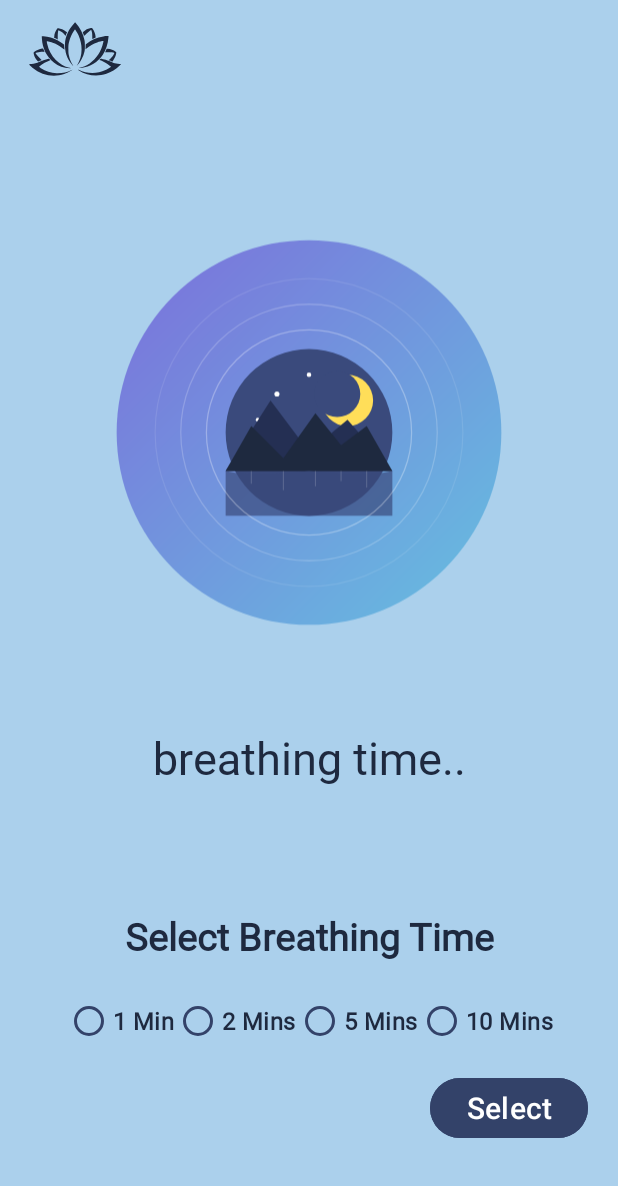
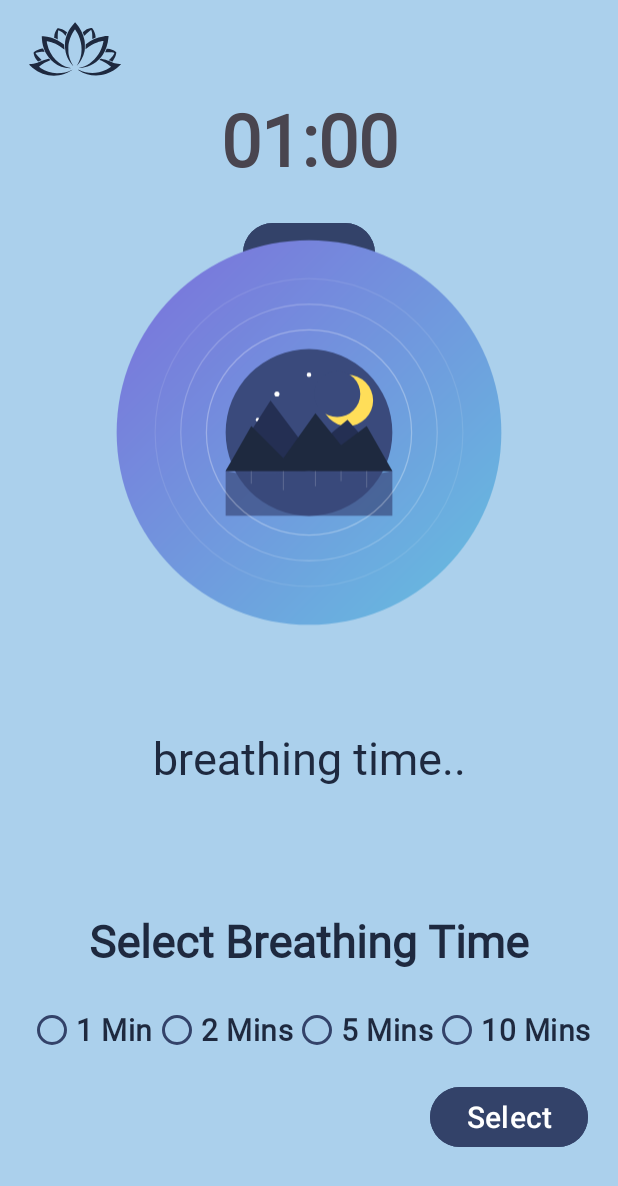
Before and after one commit to aavery0506/MADFinalApp, an Android app: the BreatheAnimation screen opened directly, with no data from a screen before it, on a phone screen of 412 x 824 dp. Shown: the top 1186 px of the screen. Run offline under Robolectric (Android 15) with nearby library versions, the phone set to English and light mode, and no system bars.

Commit message:
Working on timer function

```diff
--- a/app/build.gradle.kts
+++ b/app/build.gradle.kts
@@ -1,6 +1,7 @@
 plugins {
     alias(libs.plugins.android.application)
     alias(libs.plugins.google.gms.google.services)
+
 
 }
 
@@ -61,4 +62,8 @@
 
     // Optional: Logging interceptor for debugging
     implementation(libs.logging.interceptor)
+
+    //Navigation Component
+    implementation(libs.navigation.fragment.ktx)
+    implementation(libs.navigation.ui.ktx)
 }
--- a/app/src/main/java/com/example/selfcareapp/BreatheAnimation.java
+++ b/app/src/main/java/com/example/selfcareapp/BreatheAnimation.java
@@ -7,11 +7,14 @@
 import androidx.annotation.NonNull;
 import androidx.fragment.app.Fragment;
 
+import android.os.CountDownTimer;
 import android.view.LayoutInflater;
 import android.view.View;
 import android.view.ViewGroup;
 
 import com.example.selfcareapp.databinding.FragmentBreatheAnimationBinding;
+
+import java.util.Locale;
 
 /*TODO:
    figure out animation:
@@ -23,48 +26,19 @@
 public class BreatheAnimation extends Fragment {
     FragmentBreatheAnimationBinding binding;
     private BreatheAnimation.AnimateListener activityCallback;
-
+    private CountDownTimer countDownTimer;
+    private boolean timerRunning = false;
+    private long timeLeftInMS;
 
     public interface AnimateListener{void goHome();}
-
-    // TODO: Rename parameter arguments, choose names that match
-    // the fragment initialization parameters, e.g. ARG_ITEM_NUMBER
-    private static final String ARG_PARAM1 = "param1";
-    private static final String ARG_PARAM2 = "param2";
-
-    // TODO: Rename and change types of parameters
-    private String mParam1;
-    private String mParam2;
 
     public BreatheAnimation() {
         // Required empty public constructor
     }
 
-    /**
-     * Use this factory method to create a new instance of
-     * this fragment using the provided parameters.
-     *
-     * @param param1 Parameter 1.
-     * @param param2 Parameter 2.
-     * @return A new instance of fragment BreatheAnimation.
-     */
-    // TODO: Rename and change types and number of parameters
-    public static BreatheAnimation newInstance(String param1, String param2) {
-        BreatheAnimation fragment = new BreatheAnimation();
-        Bundle args = new Bundle();
-        args.putString(ARG_PARAM1, param1);
-        args.putString(ARG_PARAM2, param2);
-        fragment.setArguments(args);
-        return fragment;
-    }
-
     @Override
     public void onCreate(Bundle savedInstanceState) {
         super.onCreate(savedInstanceState);
-        if (getArguments() != null) {
-            mParam1 = getArguments().getString(ARG_PARAM1);
-            mParam2 = getArguments().getString(ARG_PARAM2);
-        }
 
     }
 
@@ -73,6 +47,31 @@
                              Bundle savedInstanceState) {
         // Inflate the layout for this fragment
         binding = FragmentBreatheAnimationBinding.inflate(inflater,container,false);
+        //get the selected time
+        timeLeftInMS = TimerSettings.getInstance().getSelectedTimeInMS();
+        updateCountDownText();
+
+        //start timer
+        binding.btnStartPause.setOnClickListener(new View.OnClickListener() {
+            @Override
+            public void onClick(View view) {
+                if(timerRunning){
+                    pauseTimer();
+                }else{
+                    startTimer();
+                }
+            }
+        });
+
+        //reset timer
+        binding.btnReset.setOnClickListener(new View.OnClickListener() {
+            @Override
+            public void onClick(View view) {
+                resetTimer();
+            }
+        });
+
+        //click on lotus to go home
         binding.animationLotus.setOnClickListener(new View.OnClickListener() {
             @Override
             public void onClick(View view) {
@@ -80,13 +79,69 @@
                 startActivity(intent);
             }
         });
+
+
+
         return binding.getRoot();
+    }
+
+    @Override
+    public void onStop(){
+        super.onStop();
+        if(countDownTimer != null){
+            countDownTimer.cancel();
+        }
     }
 
     @Override
     public void onDestroyView(){
         super.onDestroyView();
         binding = null;
+    }
+
+    private void updateCountDownText() {
+        int mins = (int)(timeLeftInMS/1000)/60;
+        int secs = (int)(timeLeftInMS/100)%60;
+
+        String formatedTime = String.format(Locale.getDefault(),"%02d:%02d",mins,secs);
+        binding.textViewTimer.setText(formatedTime);
+    }
+
+    private void startTimer(){
+        countDownTimer = new CountDownTimer(timeLeftInMS,1000) {
+            @Override
+            public void onTick(long msUnitlFinish) {
+                timeLeftInMS = msUnitlFinish;
+                updateCountDownText();
+            }
+
+            @Override
+            public void onFinish() {
+                timerRunning =false;
+                binding.btnStartPause.setText("Start");
+                binding.btnStartPause.setVisibility(View.INVISIBLE);
+                binding.btnReset.setVisibility(View.VISIBLE);
+
+            }
+        }.start();
+
+        timerRunning = true;
+        binding.btnStartPause.setText("Pause");
+        binding.btnReset.setVisibility(View.INVISIBLE);
+    }
+
+    private void pauseTimer(){
+        countDownTimer.cancel();
+        timerRunning = false;
+        binding.btnStartPause.setText("Start");
+        binding.btnReset.setVisibility(View.VISIBLE);
+    }
+
+    public void resetTimer(){
+        timeLeftInMS = TimerSettings.getInstance().getSelectedTimeInMS();
+        updateCountDownText();
+        binding.btnReset.setVisibility(View.INVISIBLE);
+        binding.btnStartPause.setVisibility(View.VISIBLE);
     }
 
     public void updateText(String text){
--- /dev/null
+++ b/app/src/main/java/com/example/selfcareapp/TimerSettings.java
@@ -0,0 +1,25 @@
+package com.example.selfcareapp;
+
+public class TimerSettings {
+    private static TimerSettings instance;
+    private long selectedTimeInMS = 60000; //default to 1 min
+
+    private TimerSettings(){
+        //private empty constructor for singleton
+    }
+
+    public static synchronized TimerSettings getInstance(){
+        if(instance == null){
+            instance = new TimerSettings();
+        }
+        return instance;
+    }
+    //getters and setters
+    public void setSelectedTimeInMS (long selectedTimeInMS){
+        this.selectedTimeInMS = selectedTimeInMS;
+    }
+
+    public long getSelectedTimeInMS() {
+        return selectedTimeInMS;
+    }
+}
--- a/app/src/main/res/layout/fragment_breathe_animation.xml
+++ b/app/src/main/res/layout/fragment_breathe_animation.xml
@@ -8,7 +8,43 @@
     android:background="@color/LightestBlue"
     tools:context=".BreatheAnimation">
 
-    <!-- TODO: Update blank fragment layout -->
+    <TextView
+        android:id="@+id/text_view_timer"
+        android:layout_width="wrap_content"
+        android:layout_height="wrap_content"
+        android:fontFamily="@font/gaegu"
+        android:text="00:00"
+        android:textSize="48sp"
+        android:textStyle="bold"
+        app:layout_constraintEnd_toEndOf="parent"
+        app:layout_constraintStart_toStartOf="parent"
+        app:layout_constraintTop_toTopOf="parent"
+        android:layout_marginTop="60dp"/>
+
+    <Button
+        android:id="@+id/btn_start_pause"
+        android:layout_width="wrap_content"
+        android:layout_height="wrap_content"
+        android:text="Start"
+        app:layout_constraintTop_toBottomOf="@id/text_view_timer"
+        app:layout_constraintStart_toStartOf="parent"
+        app:layout_constraintEnd_toEndOf="parent"
+        android:layout_marginTop="20dp"
+        android:textColor="@color/white"
+        android:backgroundTint="@color/DarkBlue"/>
+
+    <Button
+        android:id="@+id/btn_reset"
+        android:layout_width="wrap_content"
+        android:layout_height="wrap_content"
+        android:text="Reset"
+        android:visibility="invisible"
+        android:textColor="@color/white"
+        android:backgroundTint="@color/DarkBlue"
+        app:layout_constraintTop_toBottomOf="@id/btn_start_pause"
+        app:layout_constraintStart_toStartOf="parent"
+        app:layout_constraintEnd_toEndOf="parent"
+        android:layout_marginTop="16dp"/>
 
     <ImageView
         android:id="@+id/animation_lotus"
@@ -27,10 +63,10 @@
         android:src="@drawable/ic_breathe_image_foreground"
         app:layout_constraintBottom_toBottomOf="parent"
         app:layout_constraintEnd_toEndOf="parent"
-        app:layout_constraintHorizontal_bias="1.0"
+        app:layout_constraintHorizontal_bias="0.0"
         app:layout_constraintStart_toStartOf="parent"
         app:layout_constraintTop_toTopOf="parent"
-        app:layout_constraintVertical_bias="0.0" />
+        app:layout_constraintVertical_bias="1.0" />
 
     <TextView
         android:id="@+id/tv_ann_time"
--- a/app/src/main/res/layout/fragment_breathe_select.xml
+++ b/app/src/main/res/layout/fragment_breathe_select.xml
@@ -17,7 +17,7 @@
         android:fontFamily="@font/gaegu"
         android:text="Select Breathing Time"
         android:textColor="@color/DarkestBlue"
-        android:textSize="25sp"
+        android:textSize="30sp"
         android:textStyle="bold"
         app:layout_constraintEnd_toEndOf="parent"
         app:layout_constraintHorizontal_bias="0.5"
@@ -46,7 +46,7 @@
             android:fontFamily="@font/gaegu"
             android:text="1 Min"
             android:textColor="@color/DarkestBlue"
-            android:textSize="16sp"
+            android:textSize="20sp"
             android:textStyle="bold"
             app:buttonTint = "@color/DarkBlue"/>
 
@@ -58,7 +58,7 @@
             android:fontFamily="@font/gaegu"
             android:text="2 Mins"
             android:textColor="@color/DarkestBlue"
-            android:textSize="16sp"
+            android:textSize="20sp"
             android:textStyle="bold"
             app:buttonTint = "@color/DarkBlue"/>
 
@@ -70,7 +70,7 @@
             android:fontFamily="@font/gaegu"
             android:text="5 Mins"
             android:textColor="@color/DarkestBlue"
-            android:textSize="16sp"
+            android:textSize="20sp"
             android:textStyle="bold"
             app:buttonTint = "@color/DarkBlue"/>
 
@@ -82,7 +82,7 @@
             android:fontFamily="@font/gaegu"
             android:text="10 Mins"
             android:textColor="@color/DarkestBlue"
-            android:textSize="16sp"
+            android:textSize="20sp"
             android:textStyle="bold"
             app:buttonTint = "@color/DarkBlue"/>
     </RadioGroup>
--- a/gradle/libs.versions.toml
+++ b/gradle/libs.versions.toml
@@ -12,6 +12,7 @@
 constraintlayout = "2.2.1"
 googleGmsGoogleServices = "4.4.2"
 firebaseDatabase = "21.0.0"
+navVersion = "2.7.7"
 okhttp = "4.9.1"
 retrofit = "2.9.0"
 
@@ -28,6 +29,8 @@
 activity = { group = "androidx.activity", name = "activity", version.ref = "activity" }
 constraintlayout = { group = "androidx.constraintlayout", name = "constraintlayout", version.ref = "constraintlayout" }
 firebase-database = { group = "com.google.firebase", name = "firebase-database", version.ref = "firebaseDatabase" }
+navigation-fragment-ktx = { module = "androidx.navigation:navigation-fragment-ktx", version.ref = "navVersion" }
+navigation-ui-ktx = { module = "androidx.navigation:navigation-ui-ktx", version.ref = "navVersion" }
 okhttp = { module = "com.squareup.okhttp3:okhttp", version.ref = "okhttp" }
 retrofit = { module = "com.squareup.retrofit2:retrofit", version.ref = "retrofit" }
 
```
Also changed, not shown: app/src/main/java/com/example/selfcareapp/BreatheSelect.java (+20 -38 lines), app/src/main/res/navigation/nav_graph.xml (added, +21 -0 lines).
